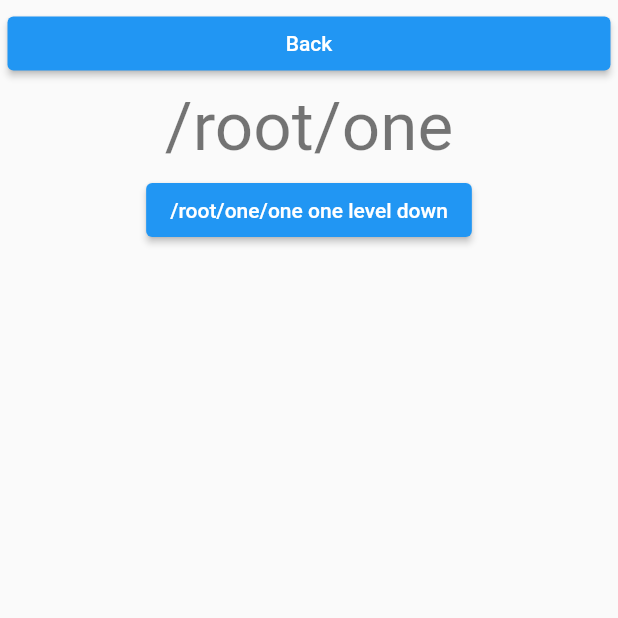
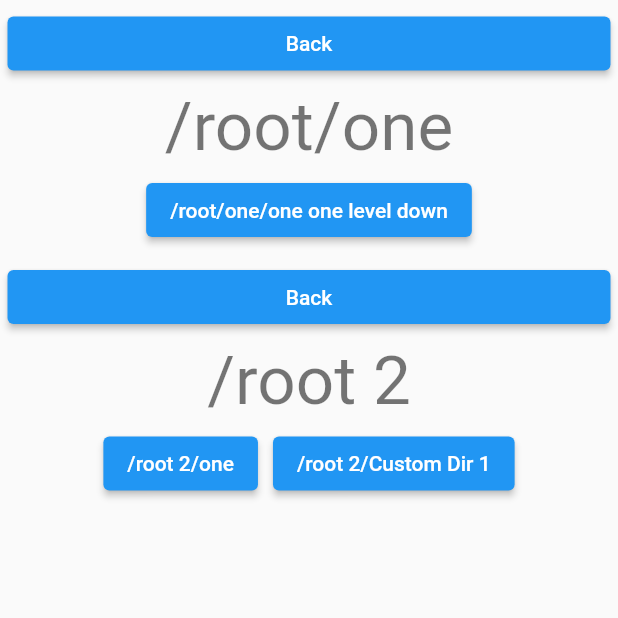
Before and after one commit to Honeyman-Applications/memory_and_json_directories, a Flutter app: the screen it shows after launch, after a tap on an icon or button, on a phone screen of 412 x 824 dp, the top half of it. Run offline on Flutter 3.47's test engine with Material 2 defaults, Android fonts, the phone set to English and light mode, and no system bars.

Commit message:
added Building a Custom Directory Example, simplification of functions

```diff
--- a/example/lib/main.dart
+++ b/example/lib/main.dart
@@ -7,6 +7,8 @@
     Basic Example
     Custom Item Example
     Data and Shared Data Example
+    Multiple Trees Example
+    Building a Custom Directory Item
 
  */
 
@@ -14,6 +16,100 @@ import 'dart:convert';
 import 'package:flutter/material.dart';
 import 'package:memory_and_json_directories/memory_and_json_directories.dart';
 import 'package:provider/provider.dart';
+
+/// An example of how to create a custom directory, which will display
+/// in a manner you desire
+class CustomDirectory implements MAJItemInterface {
+  /// not required, but recommended
+  static const String typeName = "custom_directory";
+
+  @override
+  String getTypeName() {
+    return typeName;
+  }
+
+  @override
+  Widget majBuild({
+    required BuildContext context,
+    required MAJNode nodeReference,
+  }) {
+    // return custom directory widget
+    return CustomDirectoryWidget(
+      nodeReference: nodeReference,
+      context: context,
+    );
+  }
+}
+
+/// widget that displays the custom directory
+class CustomDirectoryWidget extends StatefulWidget {
+  final MAJNode nodeReference;
+  final BuildContext context;
+
+  // get node reference, and context to pass to the state
+  const CustomDirectoryWidget({
+    super.key,
+    required this.nodeReference,
+    required this.context,
+  });
+
+  @override
+  State<StatefulWidget> createState() {
+    return CustomDirectoryWidgetState();
+  }
+}
+
+/// state of the custom directory
+class CustomDirectoryWidgetState extends State<CustomDirectoryWidget> {
+  @override
+  Widget build(BuildContext context) {
+    /// builds the buttons that are displayed in the directory widget
+    List<Widget> buildButtons() {
+      List<Widget> temp = [];
+
+      // add back button
+      temp.add(
+        // back button, navigates to parent, unless there is not parent node
+        ElevatedButton(
+          onPressed: () {
+            if (widget.nodeReference.parent != null) {
+              context.read<MAJProvider>().navigateToByNode(
+                    nodeTo: widget.nodeReference.parent!,
+                  );
+            }
+          },
+          child: const Text("Back"),
+        ),
+      );
+
+      // add children of the current directory
+      for (int i = 0; i < widget.nodeReference.children.length; i++) {
+        temp.add(
+          // build the node when button pressed
+          OutlinedButton(
+            onPressed: () {
+              context.read<MAJProvider>().navigateToByNode(
+                    nodeTo: widget.nodeReference.children[i],
+                  );
+            },
+
+            // display node's path
+            child: Text(
+              widget.nodeReference.children[i].path,
+            ),
+          ),
+        );
+      }
+
+      return temp;
+    }
+
+    // return column of buttons that when pressed load nodes
+    return Column(
+      children: buildButtons(),
+    );
+  }
+}
 
 /// A basic custom item that can display whatever you wish
 class CustomItem implements MAJItemInterface {
@@ -88,7 +184,13 @@ void main() {
   // define the custom item, so it can be loaded from json
   MAJNode.addDefinition(
     typeName: CustomItem.typeName,
-    function: () => CustomItem(),
+    item: () => CustomItem(),
+  );
+
+  // define the custom directory, so it can be loaded from json
+  MAJNode.addDefinition(
+    typeName: CustomDirectory.typeName,
+    item: () => CustomDirectory(),
   );
 
   // set shared data for custom Item in memory
@@ -100,32 +202,39 @@ void main() {
     },
   );
 
+  // set shared data for custom Item in memory
+  // will be loaded from json below
+  // map key for tree 2 set
+  MAJNode.setSharedData(
+    typeName: CustomItem.typeName,
+    data: {
+      "data": "Shared Data value from tree 2",
+    },
+    mapKey: "tree_2",
+  );
+
   // build a tree in memory
   MAJNode root = MAJNode(
     name: "root",
     child: MAJDirectory(),
-    typeName: MAJDirectory.typeName,
   );
   root
       .addChild(
         MAJNode(
           name: "one",
           child: MAJDirectory(),
-          typeName: MAJDirectory.typeName,
         ),
       )
       .addChild(
         MAJNode(
           name: "one one level down",
           child: MAJDirectory(),
-          typeName: MAJDirectory.typeName,
         ),
       );
   root.addChild(
     MAJNode(
       name: "two",
       child: MAJDirectory(),
-      typeName: MAJDirectory.typeName,
     ),
   );
 
@@ -134,7 +243,6 @@ void main() {
     MAJNode(
       name: "Custom Item",
       child: CustomItem(),
-      typeName: CustomItem.typeName,
     ),
   );
 
@@ -144,7 +252,6 @@ void main() {
     MAJNode(
       name: "Custom Item 2",
       child: CustomItem(),
-      typeName: CustomItem.typeName,
     ),
   );
 
@@ -160,12 +267,88 @@ void main() {
     ),
   );
 
+  // create 2nd tree's root
+  MAJNode root2 = MAJNode(
+    name: "root 2",
+    child: MAJDirectory(),
+    mapKey: "tree_2", // because second tree, avoids naming collisions
+  );
+  root2
+      .addChild(
+        MAJNode(
+          name: "one",
+          child: MAJDirectory(),
+          mapKey: "tree_2",
+        ),
+      )
+      .addChild(
+        MAJNode(
+          name: "One down from one",
+          child: CustomItem(),
+          mapKey: "tree_2",
+        ),
+      );
+
+  // add custom dirs
+  root2.addChild(
+    MAJNode(
+      name: "Custom Dir 1",
+      child: CustomDirectory(),
+      mapKey: "tree_2",
+    ),
+  )
+    // add to custom 1
+    ..addChild(
+      MAJNode(
+        name: "Custom Dir 1",
+        child: CustomDirectory(),
+        mapKey: "tree_2",
+      ),
+    )
+    // add to custom 1
+    ..addChild(
+      MAJNode(
+        name: "Custom Dir 2",
+        child: CustomDirectory(),
+        mapKey: "tree_2",
+      ),
+      // add to custom 2
+    ).addChild(
+      MAJNode(
+        name: "Custom Dir 3",
+        child: CustomDirectory(),
+        mapKey: "tree_2",
+      ),
+    );
+
+  // convert tree to json
+  String tree2FromJson = jsonEncode(
+    root2.breadthFirstToJson(),
+  );
+
+  // build second tree from json
+  MAJNode fromJson2 = MAJNode.breadthFirstFromJson(
+    jsonDecode(tree2FromJson),
+  );
+
   // display the tree loaded from json
   runApp(
     MaterialApp(
       home: Scaffold(
-        body: MAJBuilder(
-          root: fromJson,
+        body: Column(
+          children: [
+            // tree 1
+            MAJBuilder(
+              root: fromJson,
+            ),
+
+            // tree 2, see how it has a map key, this is so the name space
+            // doesn't collide with the first tree. tree 1 uses the default map key
+            MAJBuilder(
+              root: fromJson2,
+              mapKey: fromJson2.mapKey,
+            ),
+          ],
         ),
       ),
     ),
--- a/lib/src/maj_node.dart
+++ b/lib/src/maj_node.dart
@@ -22,7 +22,7 @@ class MAJNode {
   List<MAJNode> children = <MAJNode>[];
   Map<String, dynamic>? data;
   MAJItemInterface child;
-  String typeName;
+  late String typeName;
 
   /// Outer map keys refer to mapKey used by MAJProvider.maps to differentiate
   /// between trees in memory, the keys in the outer map must match the ones used in
@@ -82,7 +82,7 @@ class MAJNode {
   /// throws an error if the definition has already been defined
   static void addDefinition({
     required String typeName,
-    required MAJItemInterface Function() function,
+    required MAJItemInterface Function() item,
   }) {
     // confirm the added definition will not overwrite an existing definition
     for (int i = 0; i < definitions.keys.length; i++) {
@@ -94,7 +94,7 @@ class MAJNode {
     }
 
     // add the definitions
-    definitions[typeName] = function;
+    definitions[typeName] = item;
   }
 
   /// returns true if the passed name is valid
@@ -118,7 +118,6 @@ class MAJNode {
     required this.name,
     this.data,
     required this.child,
-    required this.typeName,
     bool safeAddToMap = false,
     this.mapKey = MAJProvider.defaultMapKey,
   }) {
@@ -129,15 +128,16 @@ class MAJNode {
       );
     }
 
+    // set the typeName
+    typeName = child.getTypeName();
+
     // set the path
     path = "/$name";
 
     // add to map
     MAJProvider.addToMap(
-      path: path,
       node: this,
       check: safeAddToMap,
-      mapKey: mapKey,
     );
   }
 
@@ -149,7 +149,6 @@ class MAJNode {
   factory MAJNode.fromJson(Map<String, dynamic> json) {
     return MAJNode(
       name: json["name"],
-      typeName: json["typeName"],
       data: json["data"],
       child: definitions[json["typeName"]]!(),
       mapKey: json["mapKey"],
@@ -255,9 +254,7 @@ class MAJNode {
 
     // add the child to the map
     MAJProvider.addToMap(
-      path: child.path,
       node: child,
-      mapKey: mapKey,
     );
 
     // update path of child's children
@@ -281,9 +278,7 @@ class MAJNode {
 
           // add the new path and current node's reference to MAJProvider.map
           MAJProvider.addToMap(
-            path: currentNode.path,
             node: currentNode,
-            mapKey: mapKey,
           );
         }
         skip = false;
@@ -412,9 +407,7 @@ class MAJNode {
 
         // add the new path to the map
         MAJProvider.addToMap(
-          path: currentNode.path,
           node: currentNode,
-          mapKey: mapKey,
         );
 
         return false; // don't trigger break
--- a/lib/src/maj_provider.dart
+++ b/lib/src/maj_provider.dart
@@ -26,24 +26,25 @@ class MAJProvider with ChangeNotifier {
   /// overwrites existing entries unless check == true
   /// if a key already exists and check == true an error is thrown
   static void addToMap({
-    required String path,
     required MAJNode node,
     bool check = false,
-    String mapKey = MAJProvider.defaultMapKey,
   }) {
     // check for overwrite throw error if will happen and check true
     if (check) {
-      for (int i = 0; i < maps[mapKey]!.keys.length; i++) {
-        if (maps[mapKey]!.keys.elementAt(i) == path) {
-          throw Exception(
-            "MAJProvider: Cannot add '$path' to map, because it already exists",
-          );
-        }
+      if (maps[node.mapKey]!.containsKey(node.path)) {
+        throw Exception(
+          "MAJProvider: Cannot add '$node.path' to map, because it already exists",
+        );
       }
     }
 
+    // add mapKey if doesn't already exist
+    if (!maps.containsKey(node.mapKey)) {
+      maps[node.mapKey] = {};
+    }
+
     // add the node reference with path to the map
-    maps[mapKey]![path] = node;
+    maps[node.mapKey]![node.path] = node;
   }
 
   /// removes a value from the map if the key exists
```
Also changed, not shown: 2 other files.
